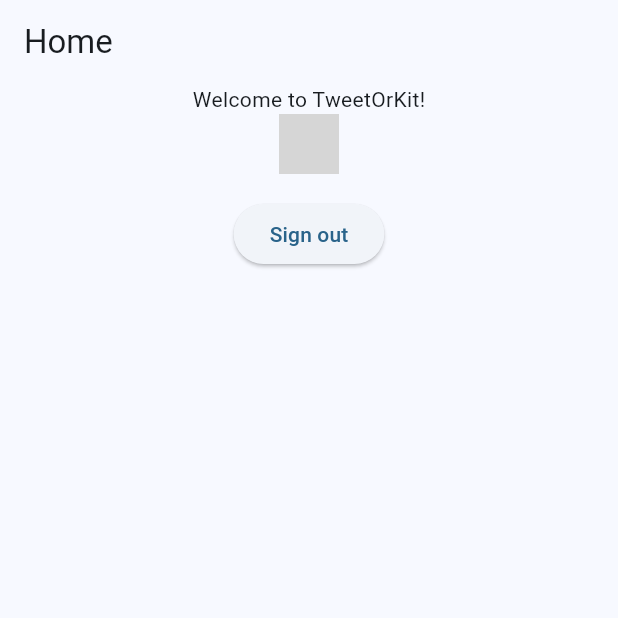
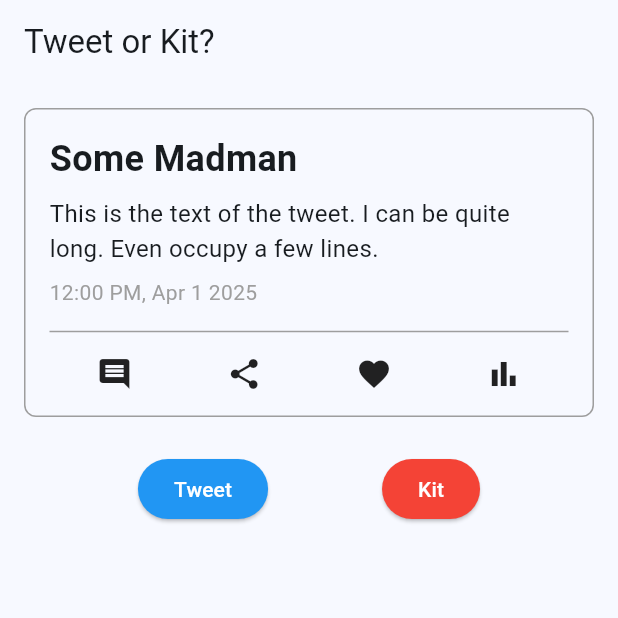
Before and after one commit to Fiflon/TweetOrKit, a Flutter app: the screen it shows once a user with an empty profile is signed in, on a phone screen of 412 x 824 dp, the top half of it. Run offline on Flutter 3.47's test engine with Material 3 defaults, Android fonts, the phone set to English and light mode, and no system bars; our stand-ins replace firebase_auth, firebase_core, google_sign_in; accounts and stored records are empty; network calls fail; grey boxes are pictures that could not be loaded.

Commit message:
Create game_screen and tweet_widget components

```diff
--- a/lib/features/auth/screens/auth_screen.dart
+++ b/lib/features/auth/screens/auth_screen.dart
@@ -136,7 +136,7 @@
                       } catch (e) {
                         if (context.mounted) {
                           ScaffoldMessenger.of(context).showSnackBar(
-                            const SnackBar(content: Text('An error occurred')),
+                          SnackBar(content: Text(e.toString())),
                           );
                         }
                       }
--- /dev/null
+++ b/lib/features/game/screens/game_screen.dart
@@ -0,0 +1,60 @@
+import 'package:flutter/material.dart';
+import 'package:tweetorkit/features/game/widgets/tweet_widget.dart'; // Import TweetWidget
+
+class GameScreen extends StatefulWidget {
+  const GameScreen({super.key});
+
+  @override
+  State<GameScreen> createState() => _GameScreenState();
+}
+
+class _GameScreenState extends State<GameScreen> {
+  @override
+  Widget build(BuildContext context) {
+    return Scaffold(
+      appBar: AppBar(
+        title: Text('Tweet or Kit?'),
+      ),
+      body: Padding(
+        padding: const EdgeInsets.all(16.0),
+        child: Column(
+          mainAxisAlignment: MainAxisAlignment.start,
+          crossAxisAlignment: CrossAxisAlignment.stretch,
+          children: [
+            TweetWidget(
+              userName: 'Some Madman',
+              tweetText: 'This is the text of the tweet. I can be quite long. Even occupy a few lines.',
+              date: '12:00 PM, Apr 1 2025',
+            ),
+            SizedBox(height: 24),
+            Row(
+              mainAxisAlignment: MainAxisAlignment.spaceEvenly,
+              children: [
+                ElevatedButton(
+                  onPressed: () {
+                    // Handle Tweet
+                  },
+                  style: ElevatedButton.styleFrom(
+                    foregroundColor: Colors.white,
+                    backgroundColor: Colors.blue,
+                  ),
+                  child: Text('Tweet'),
+                ),
+                ElevatedButton(
+                  onPressed: () {
+                    // Handle Kit
+                  },
+                  style: ElevatedButton.styleFrom(
+                    foregroundColor: Colors.white,
+                    backgroundColor: Colors.red,
+                  ),
+                  child: Text('Kit'),
+                ),
+              ],
+            ),
+          ],
+        ),
+      ),
+    );
+  }
+}
--- /dev/null
+++ b/lib/features/game/widgets/tweet_widget.dart
@@ -0,0 +1,65 @@
+import 'package:flutter/material.dart';
+
+class TweetWidget extends StatelessWidget {
+  final String userName;
+  final String tweetText;
+  final String date;
+
+  const TweetWidget({
+    super.key,
+    required this.userName,
+    required this.tweetText,
+    required this.date,
+  });
+
+  @override
+  Widget build(BuildContext context) {
+    return Container(
+      padding: EdgeInsets.all(16.0),
+      decoration: BoxDecoration(
+        border: Border.all(color: Colors.grey),
+        borderRadius: BorderRadius.circular(8.0),
+      ),
+      child: Column(
+        crossAxisAlignment: CrossAxisAlignment.start,
+        children: [
+          Text(
+            userName,
+            style: TextStyle(
+              fontWeight: FontWeight.bold,
+              fontSize: 24.0,
+            ),
+          ),
+          SizedBox(height: 8.0),
+          Text(
+            tweetText,
+            style: TextStyle(fontSize: 16.0),
+          ),
+          SizedBox(height: 8.0),
+          Text(
+            date,
+            style: TextStyle(
+              fontSize: 14.0,
+              color: Colors.grey,
+            ),
+          ),
+          SizedBox(height: 8.0),
+          Divider(
+            color: Colors.grey,
+            thickness: 1.0,
+          ),
+          SizedBox(height: 8.0),
+          Row(
+            mainAxisAlignment: MainAxisAlignment.spaceAround,
+            children: [
+              Icon(Icons.insert_comment),
+              Icon(Icons.share),
+              Icon(Icons.favorite),
+              Icon(Icons.bar_chart),
+            ],
+          )
+        ],
+      ),
+    );
+  }
+}
--- a/lib/main.dart
+++ b/lib/main.dart
@@ -3,6 +3,7 @@
 import 'package:flutter/material.dart';
 import 'package:tweetorkit/core/themes/main_theme.dart';
 import 'package:tweetorkit/features/auth/screens/auth_screen.dart';
+import 'package:tweetorkit/features/game/screens/game_screen.dart';
 import 'package:tweetorkit/features/home/screens/home_screen.dart';
 
 import 'firebase_options.dart';
@@ -31,7 +32,8 @@
 
           // Jeśli użytkownik jest zalogowany, przejdź do HomeScreen
           if (snapshot.hasData) {
-            return const HomeScreen();
+            // return const HomeScreen();
+            return GameScreen();
           }
 
           // Jeśli użytkownik nie jest zalogowany, przejdź do AuthScreen
```
